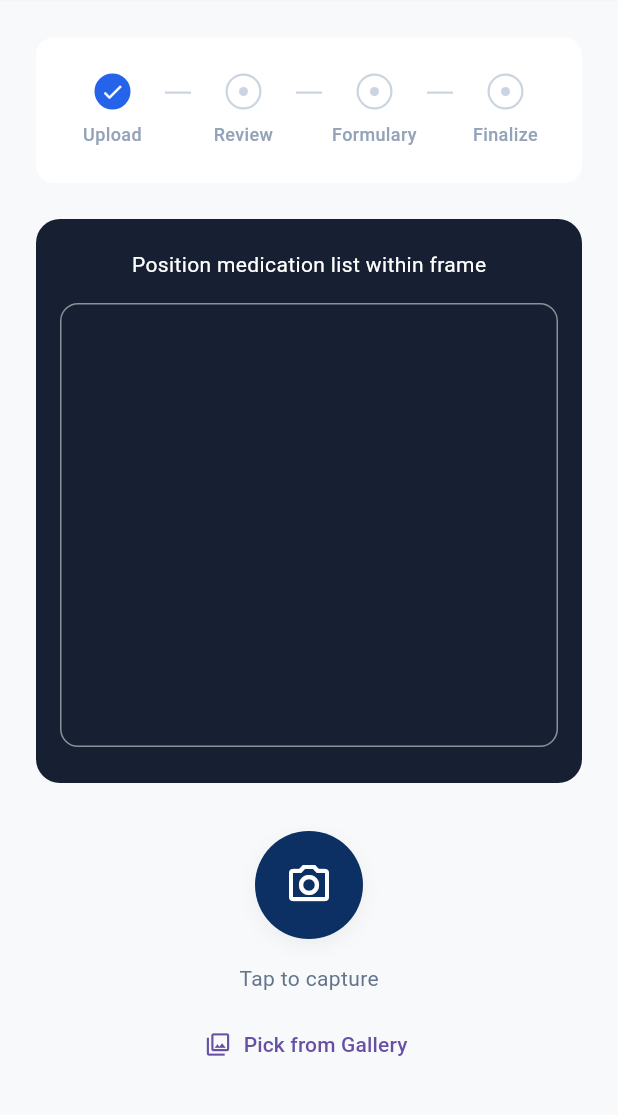
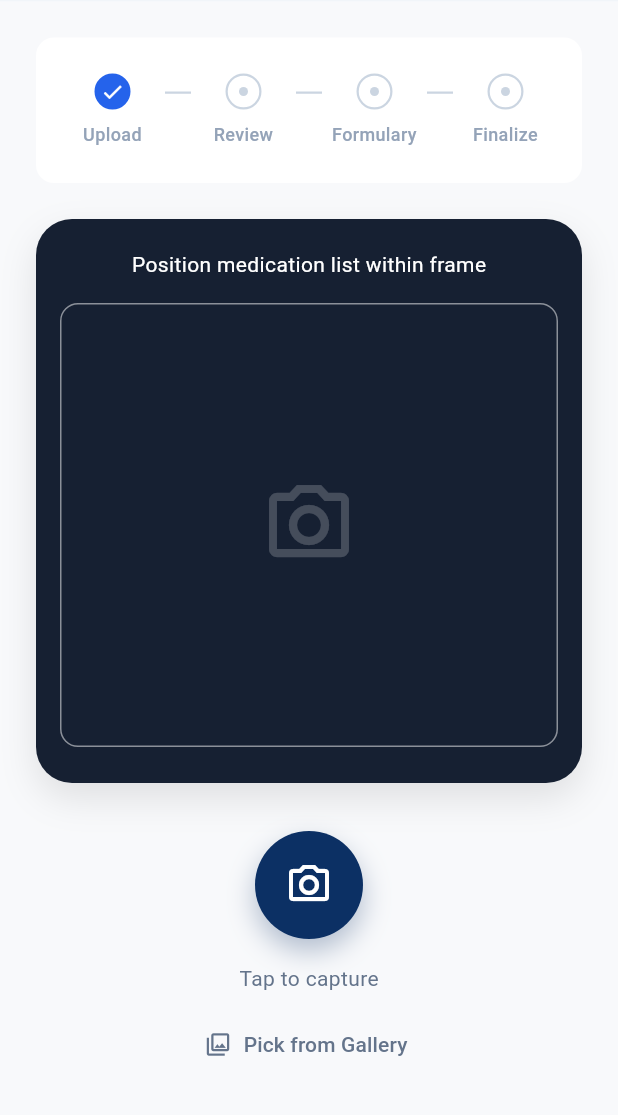
Before and after one commit to Ebadzmn/4sightRX_App, a Flutter app: the TakePhotoPage screen opened directly, on a phone screen of 412 x 824 dp, the part 84-1199 px from its top. Run offline on Flutter 3.47's test engine with Material 3 defaults, Android fonts, the phone set to English and light mode, and no system bars; our stand-ins replace connectivity_plus, dio, file_picker, get, image_picker, open_filex and 2 more; accounts and stored records are empty.

Commit message:
feat: update OCR controller and photo capture logic with associated project configuration changes

```diff
--- a/lib/features/patient_profile/controllers/medication_ocr_controller.dart
+++ b/lib/features/patient_profile/controllers/medication_ocr_controller.dart
@@ -61,22 +61,24 @@ class MedicationOcrController extends GetxController {
     medicationList.clear();
   }
 
-  Future<void> pickImageFromGallery() async {
+  Future<bool> pickImageFromGallery() async {
     final picked = await _imagePicker.pickImage(source: ImageSource.gallery);
     if (picked == null) {
-      return;
+      return false;
     }
 
     setSelectedFile(File(picked.path), fileType: 'Image');
+    return true;
   }
 
-  Future<void> captureImageFromCamera() async {
+  Future<bool> captureImageFromCamera() async {
     final picked = await _imagePicker.pickImage(source: ImageSource.camera);
     if (picked == null) {
-      return;
+      return false;
     }
 
     setSelectedFile(File(picked.path), fileType: 'Image');
+    return true;
   }
 
   Future<void> pickPdfDocument() async {
--- a/lib/features/patient_profile/pages/take_photo_page.dart
+++ b/lib/features/patient_profile/pages/take_photo_page.dart
@@ -58,10 +58,43 @@ class TakePhotoPage extends StatelessWidget {
               width: double.infinity,
               margin: const EdgeInsets.symmetric(horizontal: 24),
               decoration: BoxDecoration(
-                color: const Color(0xFF162032), // Dark slate/navy color
-                borderRadius: BorderRadius.circular(16),
+                color: const Color(0xFF162032),
+                borderRadius: BorderRadius.circular(24),
+                boxShadow: [
+                  BoxShadow(
+                    color: Colors.black.withOpacity(0.1),
+                    blurRadius: 20,
+                    offset: const Offset(0, 10),
                   ),
-              child: Column(
+                ],
+              ),
+              clipBehavior: Clip.antiAlias,
+              child: Obx(() {
+                if (controller.hasSelectedFile) {
+                  return Stack(
+                    fit: StackFit.expand,
+                    children: [
+                      Image.file(
+                        controller.selectedFile.value!,
+                        fit: BoxFit.cover,
+                      ),
+                      Container(
+                        decoration: BoxDecoration(
+                          gradient: LinearGradient(
+                            begin: Alignment.topCenter,
+                            end: Alignment.bottomCenter,
+                            colors: [
+                              Colors.black.withOpacity(0.3),
+                              Colors.transparent,
+                              Colors.black.withOpacity(0.3),
+                            ],
+                          ),
+                        ),
+                      ),
+                    ],
+                  );
+                }
+                return Column(
                   children: [
                     const SizedBox(height: 20),
                     const Text(
@@ -87,14 +120,24 @@ class TakePhotoPage extends StatelessWidget {
                           ),
                           borderRadius: BorderRadius.circular(12),
                         ),
+                        child: Center(
+                          child: Icon(
+                            Icons.camera_alt_outlined,
+                            color: Colors.white.withOpacity(0.2),
+                            size: 64,
+                          ),
+                        ),
                       ),
                     ),
                   ],
-              ),
+                );
+              }),
             ),
           ),
           const SizedBox(height: 32),
-          Column(
+          Obx(() {
+            if (!controller.hasSelectedFile) {
+              return Column(
                 children: [
                   GestureDetector(
                     onTap: () async {
@@ -108,9 +151,9 @@ class TakePhotoPage extends StatelessWidget {
                         shape: BoxShape.circle,
                         boxShadow: [
                           BoxShadow(
-                        color: Colors.black.withOpacity(0.05),
-                        blurRadius: 10,
-                        offset: const Offset(0, 4),
+                            color: const Color(0xFF0C3064).withOpacity(0.3),
+                            blurRadius: 15,
+                            offset: const Offset(0, 8),
                           ),
                         ],
                       ),
@@ -139,24 +182,55 @@ class TakePhotoPage extends StatelessWidget {
                     },
                     icon: const Icon(Icons.photo_library_outlined),
                     label: const Text('Pick from Gallery'),
+                    style: TextButton.styleFrom(
+                      foregroundColor: const Color(0xFF64748B),
                     ),
-              Obx(() {
-                if (!controller.hasSelectedFile) {
-                  if (controller.errorMessage.value.isNotEmpty) {
-                    return Padding(
-                      padding: const EdgeInsets.fromLTRB(24, 12, 24, 0),
-                      child: _buildErrorBanner(controller.errorMessage.value),
+                  ),
+                ],
               );
             }
 
-                  return const SizedBox.shrink();
-                }
-
             return Padding(
-                  padding: const EdgeInsets.fromLTRB(24, 12, 24, 0),
+              padding: const EdgeInsets.symmetric(horizontal: 24),
               child: Column(
                 children: [
-                      _buildFilePreview(controller),
+                  Row(
+                    children: [
+                      Expanded(
+                        child: OutlinedButton.icon(
+                          onPressed: () async {
+                            await controller.captureImageFromCamera();
+                          },
+                          icon: const Icon(Icons.refresh, size: 18),
+                          label: const Text('Retake'),
+                          style: OutlinedButton.styleFrom(
+                            padding: const EdgeInsets.symmetric(vertical: 16),
+                            side: const BorderSide(color: Color(0xFFE2E8F0)),
+                            shape: RoundedRectangleBorder(
+                              borderRadius: BorderRadius.circular(12),
+                            ),
+                          ),
+                        ),
+                      ),
+                      const SizedBox(width: 12),
+                      Expanded(
+                        child: OutlinedButton.icon(
+                          onPressed: () async {
+                            await controller.pickImageFromGallery();
+                          },
+                          icon: const Icon(Icons.photo_library_outlined, size: 18),
+                          label: const Text('Gallery'),
+                          style: OutlinedButton.styleFrom(
+                            padding: const EdgeInsets.symmetric(vertical: 16),
+                            side: const BorderSide(color: Color(0xFFE2E8F0)),
+                            shape: RoundedRectangleBorder(
+                              borderRadius: BorderRadius.circular(12),
+                            ),
+                          ),
+                        ),
+                      ),
+                    ],
+                  ),
                   const SizedBox(height: 16),
                   ElevatedButton(
                     onPressed: controller.isLoading.value
@@ -172,13 +246,23 @@ class TakePhotoPage extends StatelessWidget {
                         borderRadius: BorderRadius.circular(12),
                       ),
                       minimumSize: const Size(double.infinity, 56),
-                          elevation: 0,
+                      elevation: 4,
+                      shadowColor: const Color(0xFF38B6FF).withOpacity(0.4),
                     ),
-                        child: const Text(
+                    child: controller.isLoading.value
+                        ? const SizedBox(
+                            height: 20,
+                            width: 20,
+                            child: CircularProgressIndicator(
+                              strokeWidth: 2,
+                              valueColor: AlwaysStoppedAnimation(Colors.white),
+                            ),
+                          )
+                        : const Text(
                             'Extract Medications',
                             style: TextStyle(
                               fontSize: 16,
-                            fontWeight: FontWeight.w500,
+                              fontWeight: FontWeight.bold,
                             ),
                           ),
                   ),
@@ -190,8 +274,6 @@ class TakePhotoPage extends StatelessWidget {
               ),
             );
           }),
-            ],
-          ),
           const SizedBox(height: 48), // Bottom padding
         ],
       ),
--- a/lib/features/patients/patient_detail_controller.dart
+++ b/lib/features/patients/patient_detail_controller.dart
@@ -5,6 +5,7 @@ import '../../data/models/patient_model.dart';
 import '../../data/repositories/patient_repository.dart';
 import '../patient_profile/pages/take_photo_page.dart';
 import '../patient_profile/pages/upload_medication_list_page.dart';
+import '../patient_profile/controllers/medication_ocr_controller.dart';
 
 class PatientDetailController extends GetxController {
   final RxBool isLoading = false.obs;
@@ -120,18 +121,28 @@ class PatientDetailController extends GetxController {
     return _formatDateTime(patient.value?.updatedAt ?? '');
   }
 
-  void uploadFile() {
-    Get.to(
-      () => const UploadMedicationListPage(),
-      arguments: {'patientId': patientId},
-    );
+  void uploadFile() async {
+    final ocrController = Get.put(MedicationOcrController());
+    ocrController.configureForPatient(patientId);
+    final success = await ocrController.pickImageFromGallery();
+    if (success) {
+      Get.to(
+        () => const TakePhotoPage(),
+        arguments: {'patientId': patientId},
+      );
+    }
   }
 
-  void takePhoto() {
-    Get.to(
-      () => const TakePhotoPage(),
-      arguments: {'patientId': patientId},
-    );
+  void takePhoto() async {
+    final ocrController = Get.put(MedicationOcrController());
+    ocrController.configureForPatient(patientId);
+    final success = await ocrController.captureImageFromCamera();
+    if (success) {
+      Get.to(
+        () => const TakePhotoPage(),
+        arguments: {'patientId': patientId},
+      );
+    }
   }
 
   String _extractPatientId(dynamic arguments) {
--- a/pubspec.yaml
+++ b/pubspec.yaml
@@ -16,7 +16,7 @@ publish_to: 'none' # Remove this line if you wish to publish to pub.dev
 # https://developer.apple.com/library/archive/documentation/General/Reference/InfoPlistKeyReference/Articles/CoreFoundationKeys.html
 # In Windows, build-name is used as the major, minor, and patch parts
 # of the product and file versions while build-number is used as the build suffix.
-version: 1.0.0+1
+version: 2.0.0
 
 environment:
   sdk: ^3.10.4
```
Also changed, not shown: 27 other files. Lines whose indentation alone changed are shown as unchanged.
